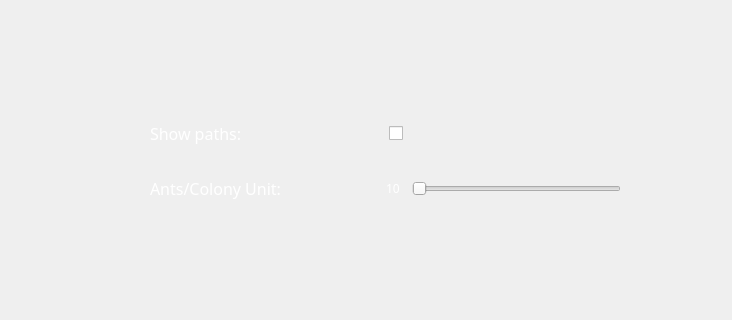
Old version of the form Ant-Simulator/mainwindow.ui in the repository CodeWracker/QT-ant-simulator; both pictures show x 0 to 732 and y 134 to 454 of the 732 by 732 pixel window.
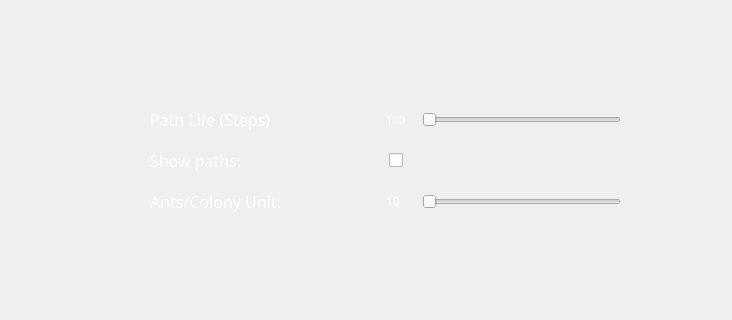
New version of the form. Icons and pictures are not drawn.

Diff of the .ui file:
```diff
--- a/Ant-Simulator/mainwindow.ui
+++ b/Ant-Simulator/mainwindow.ui
@@ -427,6 +427,77 @@
        </rect>
       </property>
       <layout class="QVBoxLayout" name="verticalLayout_2">
+       <item>
+        <layout class="QHBoxLayout" name="horizontalLayout_4">
+         <item>
+          <widget class="QLabel" name="config_3">
+           <property name="minimumSize">
+            <size>
+             <width>230</width>
+             <height>0</height>
+            </size>
+           </property>
+           <property name="font">
+            <font>
+             <family>Audiowide</family>
+             <pointsize>12</pointsize>
+            </font>
+           </property>
+           <property name="styleSheet">
+            <string notr="true">QLabel#config_3{
+ color: white;
+}</string>
+           </property>
+           <property name="text">
+            <string>Path Life (Steps)</string>
+           </property>
+          </widget>
+         </item>
+         <item>
+          <widget class="QLabel" name="pathLife">
+           <property name="minimumSize">
+            <size>
+             <width>30</width>
+             <height>0</height>
+            </size>
+           </property>
+           <property name="maximumSize">
+            <size>
+             <width>30</width>
+             <height>16777215</height>
+            </size>
+           </property>
+           <property name="font">
+            <font>
+             <family>Audiowide</family>
+             <pointsize>8</pointsize>
+            </font>
+           </property>
+           <property name="styleSheet">
+            <string notr="true">QLabel#pathLife{
+ color: white;
+}</string>
+           </property>
+           <property name="text">
+            <string>100</string>
+           </property>
+          </widget>
+         </item>
+         <item>
+          <widget class="QSlider" name="pathSlider">
+           <property name="minimum">
+            <number>1</number>
+           </property>
+           <property name="maximum">
+            <number>500</number>
+           </property>
+           <property name="orientation">
+            <enum>Qt::Horizontal</enum>
+           </property>
+          </widget>
+         </item>
+        </layout>
+       </item>
        <item>
         <layout class="QHBoxLayout" name="horizontalLayout_2">
          <item>
@@ -489,13 +560,13 @@
           <widget class="QLabel" name="antsNumber">
            <property name="minimumSize">
             <size>
-             <width>20</width>
+             <width>30</width>
              <height>0</height>
             </size>
            </property>
            <property name="maximumSize">
             <size>
-             <width>20</width>
+             <width>30</width>
              <height>16777215</height>
             </size>
            </property>
```
